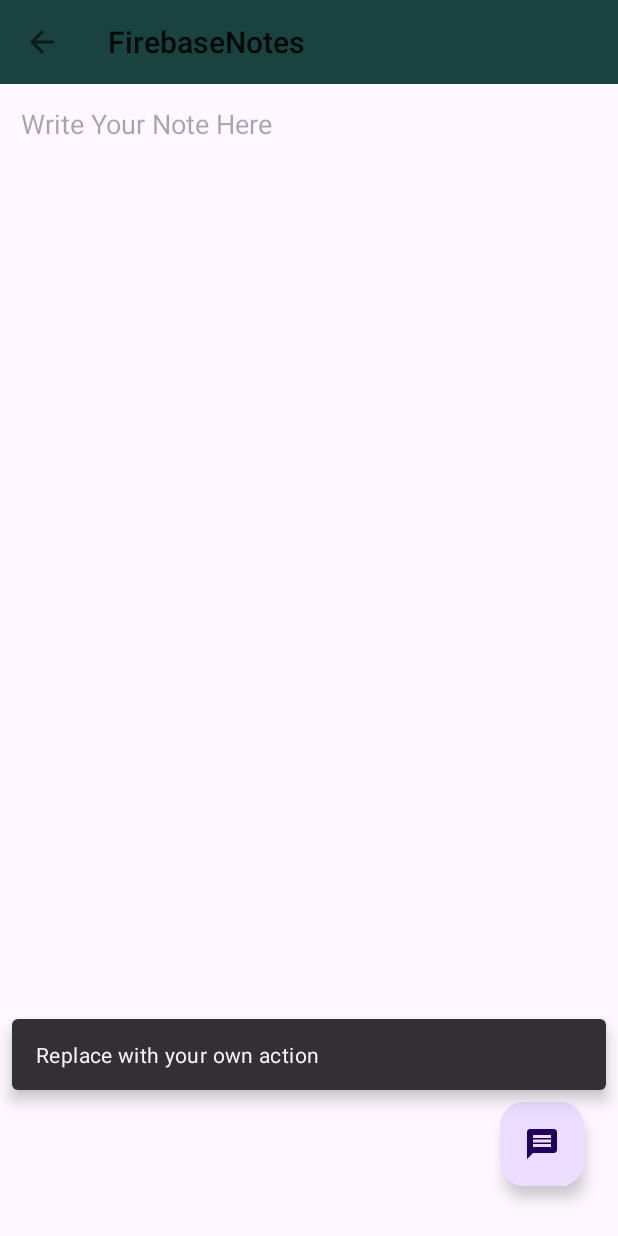
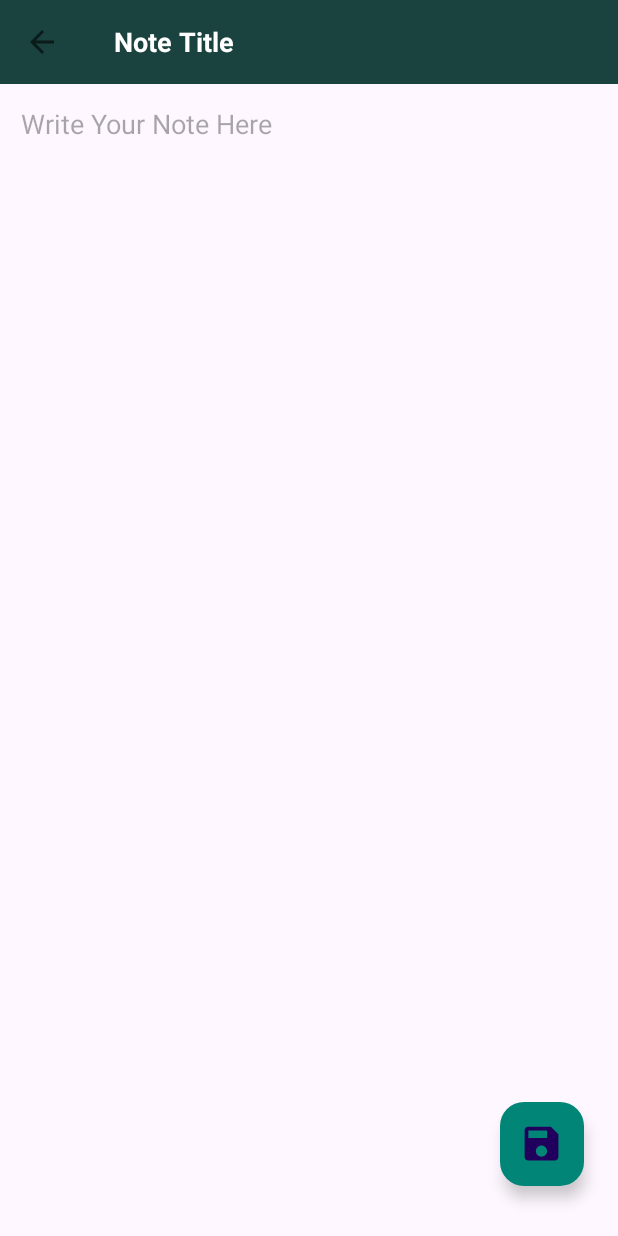
Before and after one commit to jubayer282/FireNotes, an Android app: the AddNote screen opened directly, with no data from a screen before it, after a tap on an icon or button, on a phone screen of 412 x 824 dp. Run offline under Robolectric (Android 15) with nearby library versions, the phone set to English and light mode, and no system bars; our stand-ins replace Firebase (no records; nobody signed in at launch, a user with empty details on screens opened directly).

Commit message:
solve error and add some file

```diff
--- a/app/src/main/AndroidManifest.xml
+++ b/app/src/main/AndroidManifest.xml
@@ -1,6 +1,10 @@
 <?xml version="1.0" encoding="utf-8"?>
 <manifest xmlns:android="http://schemas.android.com/apk/res/android"
     xmlns:tools="http://schemas.android.com/tools" >
+
+    <uses-permission android:name="android.permission.WRITE_EXTERNAL_STORAGE"/>
+    <uses-permission android:name="android.permission.ACCESS_NETWORK_STATE"/>
+    <uses-permission android:name="android.permission.INTERNET"/>
 
     <application
         android:allowBackup="true"
--- a/app/src/main/java/com/jubayer/firebasenotes/AddNote.java
+++ b/app/src/main/java/com/jubayer/firebasenotes/AddNote.java
@@ -5,11 +5,15 @@ import androidx.appcompat.widget.Toolbar;
 
 import android.os.Bundle;
 import android.view.View;
+import android.widget.Toast;
 
 import com.google.android.material.floatingactionbutton.FloatingActionButton;
 import com.google.android.material.snackbar.Snackbar;
+import com.google.firebase.firestore.FirebaseFirestore;
 
 public class AddNote extends AppCompatActivity {
+
+    FirebaseFirestore fStore;
 
     @Override
     protected void onCreate(Bundle savedInstanceState) {
@@ -17,6 +21,9 @@ public class AddNote extends AppCompatActivity {
         setContentView(R.layout.activity_add_note);
         Toolbar toolbar = findViewById(R.id.toolbar);
         setSupportActionBar(toolbar);
+
+
+        fStore = FirebaseFirestore.getInstance();
         getSupportActionBar().setDisplayHomeAsUpEnabled(true);
 
 
@@ -24,12 +31,9 @@ public class AddNote extends AppCompatActivity {
         fab.setOnClickListener(new View.OnClickListener() {
             @Override
             public void onClick(View view) {
-                Snackbar.make(view, "Replace with your own action", Snackbar.LENGTH_LONG)
-                        .setAnchorView(R.id.fab)
-                        .setAction("Action", null).show();
+                Toast.makeText(AddNote.this, "Note Save Successful", Toast.LENGTH_SHORT).show();
             }
         });
 
-        getSupportActionBar().setDisplayHomeAsUpEnabled(true);
     }
 }
--- /dev/null
+++ b/app/src/main/res/drawable/baseline_save_24.xml
@@ -0,0 +1,5 @@
+<vector android:height="24dp" android:tint="#720E7D"
+    android:viewportHeight="24" android:viewportWidth="24"
+    android:width="24dp" xmlns:android="http://schemas.android.com/apk/res/android">
+    <path android:fillColor="@android:color/white" android:pathData="M17,3L5,3c-1.11,0 -2,0.9 -2,2v14c0,1.1 0.89,2 2,2h14c1.1,0 2,-0.9 2,-2L21,7l-4,-4zM12,19c-1.66,0 -3,-1.34 -3,-3s1.34,-3 3,-3 3,1.34 3,3 -1.34,3 -3,3zM15,9L5,9L5,5h10v4z"/>
+</vector>
--- a/app/src/main/res/layout/activity_add_note.xml
+++ b/app/src/main/res/layout/activity_add_note.xml
@@ -16,34 +16,42 @@
             android:id="@+id/toolbar"
             android:layout_width="match_parent"
             android:layout_height="?attr/actionBarSize"
-            android:background="?attr/colorPrimary"
-            />
+            android:background="?attr/colorPrimary">
+
+            <EditText
+                android:id="@+id/addNoteTitle"
+                android:layout_width="match_parent"
+                android:layout_height="wrap_content"
+                android:backgroundTint="@android:color/transparent"
+                android:ems="10"
+                android:hint="Note Title"
+                android:inputType="textPersonName"
+                android:minHeight="48dp"
+                android:textColor="#FFFDFD"
+                android:textColorHint="#FFFFFF"
+                android:textStyle="bold" />
+
+        </androidx.appcompat.widget.Toolbar>
+
 
     </com.google.android.material.appbar.AppBarLayout>
 
-    <include
-        android:id="@+id/include"
-        layout="@layout/content_add_note"
-        app:layout_constraintBottom_toBottomOf="parent"
-        app:layout_constraintEnd_toEndOf="parent"
-        app:layout_constraintHorizontal_bias="0.0"
-        app:layout_constraintStart_toStartOf="parent"
-        app:layout_constraintTop_toTopOf="parent"
-        app:layout_constraintVertical_bias="1.0" />
+    <include layout="@layout/content_add_note" />
 
     <com.google.android.material.floatingactionbutton.FloatingActionButton
         android:id="@+id/fab"
         android:layout_width="wrap_content"
         android:layout_height="wrap_content"
-
         android:layout_margin="16dp"
-        android:src="@drawable/baseline_message_24"
+        android:src="@drawable/baseline_save_24"
+        app:backgroundTint="@color/colorPrimary"
         app:layout_constraintBottom_toBottomOf="parent"
         app:layout_constraintEnd_toEndOf="parent"
         app:layout_constraintHorizontal_bias="0.98"
         app:layout_constraintStart_toStartOf="parent"
         app:layout_constraintTop_toTopOf="parent"
         app:layout_constraintVertical_bias="0.976"
+        app:maxImageSize="30dp"
         tools:ignore="MissingConstraints,SpeakableTextPresentCheck" />
 
 
--- a/app/src/main/res/layout/content_add_note.xml
+++ b/app/src/main/res/layout/content_add_note.xml
@@ -1,12 +1,11 @@
 <?xml version="1.0" encoding="utf-8"?>
 <androidx.constraintlayout.widget.ConstraintLayout xmlns:android="http://schemas.android.com/apk/res/android"
     xmlns:app="http://schemas.android.com/apk/res-auto"
+    xmlns:tools="http://schemas.android.com/tools"
     android:layout_width="match_parent"
     android:layout_height="match_parent"
-    xmlns:tools="http://schemas.android.com/tools"
     tools:context=".AddNote"
     tools:showIn="@layout/activity_add_note">
-
 
     <EditText
         android:id="@+id/editTextTextMultiLine"
@@ -26,4 +25,5 @@
         app:layout_constraintEnd_toEndOf="parent"
         app:layout_constraintStart_toStartOf="parent"
         app:layout_constraintTop_toTopOf="parent" />
+
 </androidx.constraintlayout.widget.ConstraintLayout>
--- a/app/src/main/res/values/strings.xml
+++ b/app/src/main/res/values/strings.xml
@@ -3,9 +3,9 @@
     <string name="close">Colse</string>
     <string name="open">Open</string>
     <string name="title_activity_add_note">AddNote</string>
-    <!-- Strings used for fragments for navigation -->
+<!--    &lt;!&ndash; Strings used for fragments for navigation &ndash;&gt;
     <string name="first_fragment_label">First Fragment</string>
-    <string name="second_fragment_label">Second Fragment</string>
+    <string name="second_fragment_label">Second Fragment</string>-->
     <string name="next">Next</string>
     <string name="previous">Previous</string>
 
--- a/gradle.properties
+++ b/gradle.properties
@@ -15,6 +15,7 @@ org.gradle.jvmargs=-Xmx2048m -Dfile.encoding=UTF-8
 # Android operating system, and which are packaged with your app's APK
 # https://developer.android.com/topic/libraries/support-library/androidx-rn
 android.useAndroidX=true
+android.enableJetifier=true
 # Enables namespacing of each library's R class so that its R class includes only the
 # resources declared in the library itself and none from the library's dependencies,
 # thereby reducing the size of the R class for that library
--- a/settings.gradle
+++ b/settings.gradle
@@ -3,6 +3,8 @@ pluginManagement {
         google()
         mavenCentral()
         gradlePluginPortal()
+        jcenter()
+        maven { url "https://jitpack.io" }
     }
 }
 dependencyResolutionManagement {
@@ -10,6 +12,8 @@ dependencyResolutionManagement {
     repositories {
         google()
         mavenCentral()
+        jcenter()
+        maven { url "https://jitpack.io" }
     }
 }
 rootProject.name = "FirebaseNotes"
```
Also changed, not shown: app/build.gradle (+2 -5 lines), app/src/main/java/com/jubayer/firebasenotes/MainActivity.java (+9 -6 lines), app/src/main/res/navigation/nav_graph.xml (+5 -4 lines).
